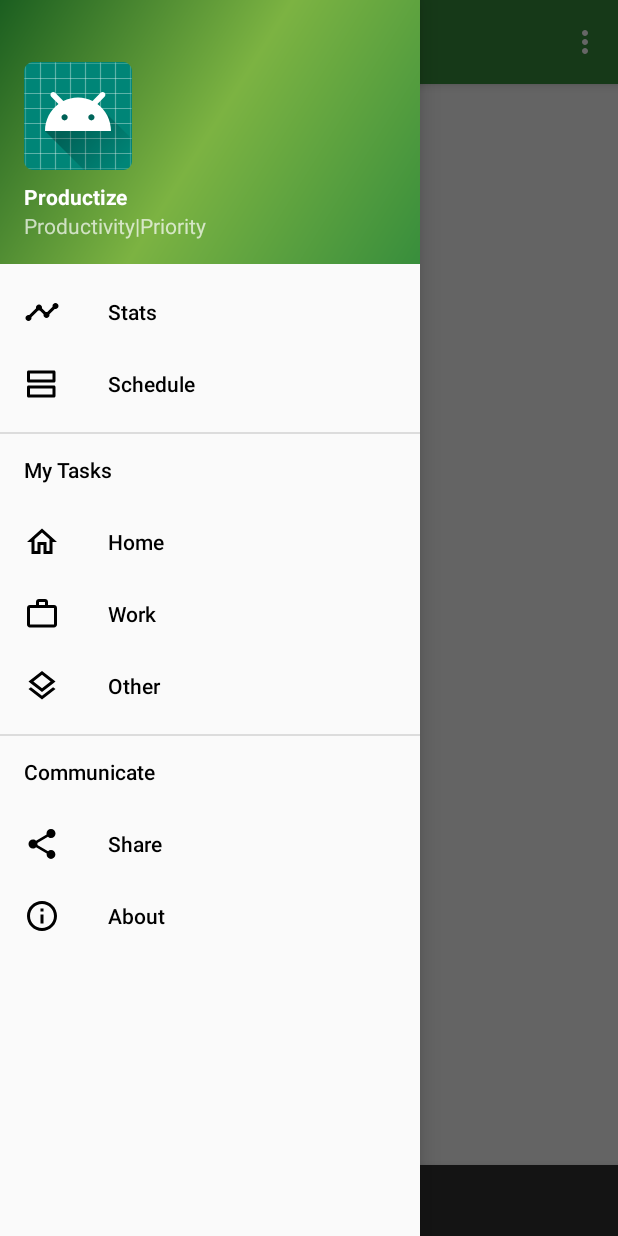
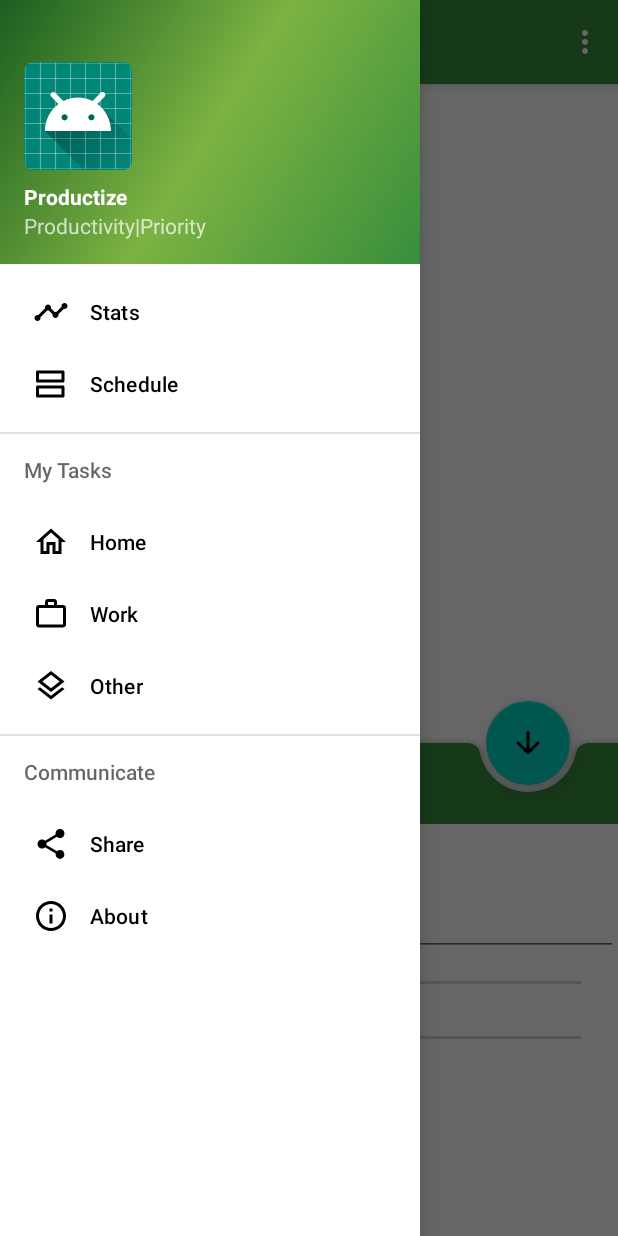
Before and after one commit to thecoderpb/Productize, an Android app: the MainActivity screen opened directly, with no data from a screen before it, after a tap on "Open navigation drawer", on a phone screen of 412 x 824 dp. Run offline under Robolectric (Android 15) with nearby library versions, the phone set to English and light mode, and no system bars; 1 statement that could not run was skipped; 2 other taps on this screen came first.

Commit message:
v1.2 Add bottom app bar with bottomSheet Add animation when expanded or collapsed Fix schedule activity nav_menu click bug

```diff
--- a/app/src/main/java/com/pratik/productize/activites/MainActivity.java
+++ b/app/src/main/java/com/pratik/productize/activites/MainActivity.java
@@ -3,6 +3,8 @@ package com.pratik.productize.activites;
 import android.content.Intent;
 import android.os.Bundle;
 
+import com.google.android.material.bottomappbar.BottomAppBar;
+import com.google.android.material.bottomsheet.BottomSheetBehavior;
 import com.google.android.material.floatingactionbutton.FloatingActionButton;
 import com.google.android.material.snackbar.Snackbar;
 
@@ -10,6 +12,7 @@ import android.view.View;
 
 import androidx.annotation.NonNull;
 import androidx.annotation.Nullable;
+import androidx.coordinatorlayout.widget.CoordinatorLayout;
 import androidx.core.view.GravityCompat;
 import androidx.appcompat.app.ActionBarDrawerToggle;
 
@@ -32,6 +35,9 @@ public class MainActivity extends AppCompatActivity
         implements NavigationView.OnNavigationItemSelectedListener {
 
     private PrefManager prefManager;
+    private BottomSheetBehavior bottomSheetBehavior;
+    private FloatingActionButton fab;
+    private BottomAppBar bottomAppBar;
 
     @Override
     protected void onCreate(Bundle savedInstanceState) {
@@ -39,12 +45,27 @@ public class MainActivity extends AppCompatActivity
         setContentView(R.layout.activity_main);
         Toolbar toolbar = findViewById(R.id.toolbar);
         setSupportActionBar(toolbar);
-        FloatingActionButton fab = findViewById(R.id.fab);
+
+        CoordinatorLayout layoutBottomSheet = findViewById(R.id.bottom_sheet);
+        bottomSheetBehavior = BottomSheetBehavior.from(layoutBottomSheet);
+        fab = findViewById(R.id.fab);
+        bottomAppBar = findViewById(R.id.bottom_app_bar);
+
         fab.setOnClickListener(new View.OnClickListener() {
             @Override
             public void onClick(View view) {
-                Snackbar.make(view, "Replace with your own action", Snackbar.LENGTH_LONG)
-                        .setAction("Action", null).show();
+
+                if(bottomAppBar.getFabAlignmentMode() == BottomAppBar.FAB_ALIGNMENT_MODE_CENTER){
+                    bottomAppBar.setFabAlignmentMode(BottomAppBar.FAB_ALIGNMENT_MODE_END);
+                    fab.setImageResource(R.drawable.ic_arrow_down);
+                    bottomSheetBehavior.setState( BottomSheetBehavior.STATE_EXPANDED);
+                }
+                else{
+                    bottomAppBar.setFabAlignmentMode(BottomAppBar.FAB_ALIGNMENT_MODE_CENTER);
+                    fab.setImageResource(R.drawable.ic_edit);
+                    bottomSheetBehavior.setState(BottomSheetBehavior.STATE_COLLAPSED);
+                }
+
             }
         });
         DrawerLayout drawer = findViewById(R.id.drawer_layout);
@@ -54,6 +75,29 @@ public class MainActivity extends AppCompatActivity
         drawer.addDrawerListener(toggle);
         toggle.syncState();
         navigationView.setNavigationItemSelectedListener(this);
+
+
+        bottomSheetBehavior.setBottomSheetCallback(new BottomSheetBehavior.BottomSheetCallback() {
+            @Override
+            public void onStateChanged(@NonNull View view, int i) {
+
+                if(bottomSheetBehavior.getState() == BottomSheetBehavior.STATE_EXPANDED){
+                    fab.setImageResource(R.drawable.ic_arrow_down);
+                    bottomAppBar.setFabAlignmentMode(BottomAppBar.FAB_ALIGNMENT_MODE_END);
+                }else {
+                    fab.setImageResource(R.drawable.ic_edit);
+                    bottomAppBar.setFabAlignmentMode(BottomAppBar.FAB_ALIGNMENT_MODE_CENTER);
+                }
+
+
+
+            }
+
+            @Override
+            public void onSlide(@NonNull View view, float v) {
+
+            }
+        });
 
 
         prefManager = new PrefManager(this);
@@ -71,7 +115,13 @@ public class MainActivity extends AppCompatActivity
         if (drawer.isDrawerOpen(GravityCompat.START)) {
             drawer.closeDrawer(GravityCompat.START);
         } else {
-            super.onBackPressed();
+            if(bottomSheetBehavior.getState() == BottomSheetBehavior.STATE_EXPANDED){
+                fab.setImageResource(R.drawable.ic_edit);
+                bottomAppBar.setFabAlignmentMode(BottomAppBar.FAB_ALIGNMENT_MODE_CENTER);
+                bottomSheetBehavior.setState(BottomSheetBehavior.STATE_COLLAPSED);
+            }
+            else
+                super.onBackPressed();
         }
     }
 
@@ -106,8 +156,11 @@ public class MainActivity extends AppCompatActivity
         switch (id){
             case R.id.nav_stats : break;
             case R.id.nav_schedule_task :
-                startActivity(new Intent(MainActivity.this,ScheduleTask.class));
-                finish();
+                Intent intent = new Intent(MainActivity.this,ScheduleTask.class);
+                intent.putExtra("nav_schedule",1);
+                startActivity(intent);
+                if(!prefManager.isTaskScheduled())
+                    finish();
                 break;
             case R.id.nav_home : break;
             case R.id.nav_work : break;
--- /dev/null
+++ b/app/src/main/res/drawable/bottom_bar_rounded.xml
@@ -0,0 +1,10 @@
+<?xml version="1.0" encoding="utf-8"?>
+
+<shape xmlns:android="http://schemas.android.com/apk/res/android"
+    android:shape="rectangle">
+
+    <corners android:topLeftRadius="20dp"/>
+    <corners android:topRightRadius="20dp"/>
+
+
+</shape>
--- /dev/null
+++ b/app/src/main/res/drawable/ic_arrow_down.xml
@@ -0,0 +1,9 @@
+<vector xmlns:android="http://schemas.android.com/apk/res/android"
+    android:width="24dp"
+    android:height="24dp"
+    android:viewportWidth="24"
+    android:viewportHeight="24">
+  <path
+      android:fillColor="#FF000000"
+      android:pathData="M11,5v11.17l-4.88,-4.88c-0.39,-0.39 -1.03,-0.39 -1.42,0 -0.39,0.39 -0.39,1.02 0,1.41l6.59,6.59c0.39,0.39 1.02,0.39 1.41,0l6.59,-6.59c0.39,-0.39 0.39,-1.02 0,-1.41 -0.39,-0.39 -1.02,-0.39 -1.41,0L13,16.17V5c0,-0.55 -0.45,-1 -1,-1s-1,0.45 -1,1z"/>
+</vector>
--- /dev/null
+++ b/app/src/main/res/drawable/take_note_shape.xml
@@ -0,0 +1,18 @@
+<?xml version="1.0" encoding="utf-8"?>
+<selector xmlns:android="http://schemas.android.com/apk/res/android">
+    <shape xmlns:android="http://schemas.android.com/apk/res/android"
+        android:shape="rectangle">
+        <corners
+            android:topLeftRadius="20dp"
+            android:topRightRadius="20dp" />
+        <padding
+            android:bottom="0dp"
+            android:left="0dp"
+            android:right="0dp"
+            android:top="0dp" />
+        <stroke
+            android:width="0.5dp"
+            android:color="#f7e19a" />
+        <solid android:color="#ffffff" />
+    </shape>
+</selector>
--- /dev/null
+++ b/app/src/main/res/layout/bottom_sheet.xml
@@ -0,0 +1,165 @@
+<?xml version="1.0" encoding="utf-8"?>
+<androidx.coordinatorlayout.widget.CoordinatorLayout xmlns:android="http://schemas.android.com/apk/res/android"
+    xmlns:app="http://schemas.android.com/apk/res-auto"
+    android:id="@+id/bottom_sheet"
+    android:layout_width="match_parent"
+    android:layout_height="wrap_content"
+    android:orientation="vertical"
+    app:behavior_hideable="false"
+    android:background="@drawable/take_note_shape"
+    app:behavior_peekHeight="80dp"
+    app:layout_behavior="com.google.android.material.bottomsheet.BottomSheetBehavior">
+
+    <com.google.android.material.bottomappbar.BottomAppBar
+        android:id="@+id/bottom_app_bar"
+        android:layout_width="match_parent"
+        android:layout_height="wrap_content"
+        android:layout_gravity="top"
+        android:layout_marginTop="32dp"
+        android:background="@drawable/bottom_bar_rounded"
+        app:backgroundTint="@color/colorPrimary"
+        app:hideOnScroll="true"
+        app:fabAlignmentMode="center" />
+
+    <com.google.android.material.floatingactionbutton.FloatingActionButton
+        android:id="@+id/fab"
+        android:layout_width="wrap_content"
+        android:layout_height="wrap_content"
+        android:src="@drawable/ic_edit"
+        android:hapticFeedbackEnabled="true"
+        app:layout_anchor="@id/bottom_app_bar" />
+
+    <LinearLayout
+        android:layout_width="match_parent"
+        android:layout_height="wrap_content"
+        android:background="@android:color/white"
+        android:layout_marginTop="86dp"
+        android:orientation="vertical">
+
+        <LinearLayout
+            android:layout_width="match_parent"
+            android:layout_height="wrap_content"
+            android:background="@drawable/take_note_shape"
+            android:onClick="gesture"
+            android:orientation="vertical">
+
+
+            <TextView
+                android:layout_width="wrap_content"
+                android:layout_height="wrap_content"
+                android:layout_weight="2"
+                android:paddingLeft="10dp"
+                android:paddingTop="10dp"
+                android:text="To do"
+                android:textColor="#444"
+                android:textSize="24sp"
+                android:textStyle="bold" />
+
+            <EditText
+                android:id="@+id/editText"
+                android:layout_width="match_parent"
+                android:layout_height="wrap_content"
+                android:ems="10"
+                android:inputType="textCapWords"
+                android:paddingLeft="10dp"
+                android:textColor="#000000" />
+
+        </LinearLayout>
+
+        <LinearLayout
+            android:layout_width="match_parent"
+            android:layout_height="wrap_content"
+            android:layout_margin="3dp"
+            android:orientation="horizontal"
+            android:padding="5dp">
+
+
+            <TextView
+                android:id="@+id/priorityBottomSheetText"
+                android:layout_width="wrap_content"
+                android:layout_height="wrap_content"
+                android:paddingRight="27dp"
+                android:text="Prioritity -" />
+
+            <SeekBar
+                android:id="@+id/seekBarPriority"
+                android:layout_width="match_parent"
+                android:layout_height="wrap_content"
+                android:layout_weight="1" />
+        </LinearLayout>
+
+        <LinearLayout
+            android:layout_width="match_parent"
+            android:layout_height="wrap_content"
+            android:layout_margin="3dp"
+            android:orientation="horizontal"
+            android:padding="5dp">
+
+
+            <TextView
+                android:id="@+id/durationBottomSheetText"
+                android:layout_width="wrap_content"
+                android:layout_height="wrap_content"
+                android:paddingRight="35dp"
+                android:text="Duration" />
+
+            <SeekBar
+                android:id="@+id/seekBarDuration"
+                android:layout_width="match_parent"
+                android:layout_height="wrap_content"
+                android:layout_weight="1"
+                android:max="60" />
+        </LinearLayout>
+
+        <LinearLayout
+            android:layout_width="match_parent"
+            android:layout_height="wrap_content"
+            android:layout_margin="3dp"
+            android:orientation="horizontal"
+            android:padding="5dp">
+
+
+            <TextView
+                android:id="@+id/locationTags"
+                android:layout_width="wrap_content"
+                android:layout_height="wrap_content"
+                android:text="Tags : " />
+
+            <Button
+                android:id="@+id/bottomSheetHomeButton"
+                android:layout_width="wrap_content"
+                android:layout_height="wrap_content"
+                android:background="?android:attr/selectableItemBackground"
+                android:text="HOME" />
+
+
+
+            <Button
+                android:id="@+id/bottomSheetWorkButton"
+                android:layout_width="wrap_content"
+                android:layout_height="wrap_content"
+                android:background="?android:attr/selectableItemBackground"
+                android:text="Work" />
+
+        </LinearLayout>
+
+        <LinearLayout
+            android:layout_width="wrap_content"
+            android:layout_height="wrap_content"
+            android:orientation="vertical">
+
+            <Button
+                android:layout_width="wrap_content"
+                android:layout_height="wrap_content"
+                android:background="?android:attr/selectableItemBackground"
+                android:elevation="@dimen/activity_vertical_margin"
+                android:onClick="saveUserDetailSheet"
+                android:text="SAVE"
+                android:textColor="@android:color/white" />
+        </LinearLayout>
+
+    </LinearLayout>
+
+
+
+</androidx.coordinatorlayout.widget.CoordinatorLayout>
--- a/app/src/main/res/values/strings.xml
+++ b/app/src/main/res/values/strings.xml
@@ -1,5 +1,6 @@
 <resources>
     <string name="app_name">Productize</string>
+    <string name="app_name_bold"><b>Productize</b></string>
     <string name="navigation_drawer_open">Open navigation drawer</string>
     <string name="navigation_drawer_close">Close navigation drawer</string>
     <string name="nav_header_title"><b>Productize</b></string>
--- a/app/src/main/res/values/styles.xml
+++ b/app/src/main/res/values/styles.xml
@@ -1,13 +1,12 @@
 <resources>
 
     <!-- Base application theme. -->
-    <style name="AppTheme" parent="Theme.AppCompat.Light.DarkActionBar">
+    <style name="AppTheme" parent="Theme.MaterialComponents.Light.DarkActionBar">
         <!-- Customize your theme here. -->
         <item name="colorPrimary">@color/colorPrimary</item>
         <item name="colorPrimaryDark">@color/colorPrimaryDark</item>
         <item name="colorAccent">@color/colorPrimary</item>
-        <item name="android:textColorPrimary">@android:color/black</item>
-        <item name="android:textColorSecondary">@android:color/black</item>
+
     </style>
 
     <style name="AppTheme.NoActionBar">
@@ -15,6 +14,13 @@
         <item name="windowNoTitle">true</item>
     </style>
 
+    <style name="AppTheme.StyledTitleBar">
+        <item name="actionBarTheme">@style/AppTheme</item>
+
+    </style>
+
+    <style name="AppTheme.ButtonStyle" parent="Theme.AppCompat"/>
+
     <style name="AppTheme.AppBarOverlay" parent="ThemeOverlay.AppCompat.Dark.ActionBar" />
 
     <style name="AppTheme.PopupOverlay" parent="ThemeOverlay.AppCompat.Light" />
--- a/build.gradle
+++ b/build.gradle
@@ -4,6 +4,9 @@ buildscript {
     repositories {
         google()
         jcenter()
+        maven {
+            url "https://maven.google.com"
+        }
 
     }
     dependencies {
```
Also changed, not shown: app/src/main/AndroidManifest.xml (+5 -3 lines), app/src/main/java/com/pratik/productize/activites/ScheduleTask.java (+36 -2 lines), app/src/main/res/layout/activity_welcome.xml (+12 -7 lines), app/src/main/res/layout/app_bar_main.xml (+0 -9 lines), app/src/main/res/layout/content_main.xml (+30 -2 lines).
